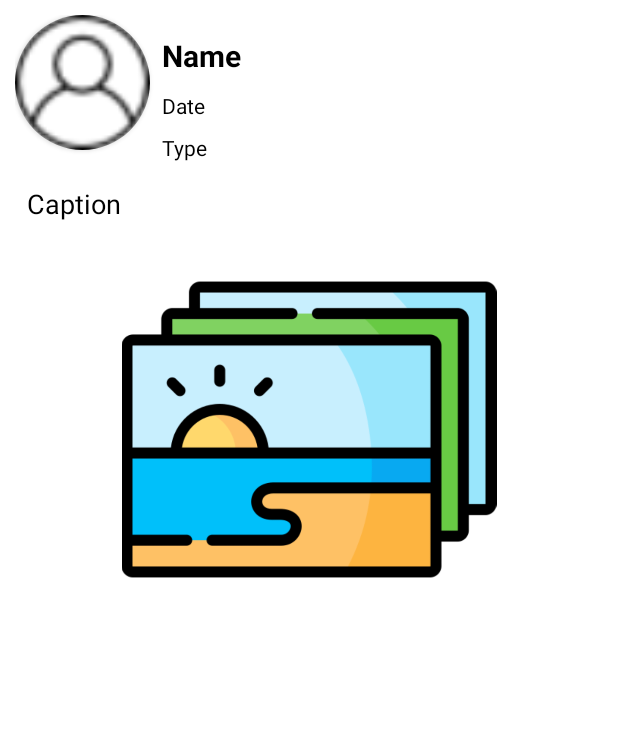
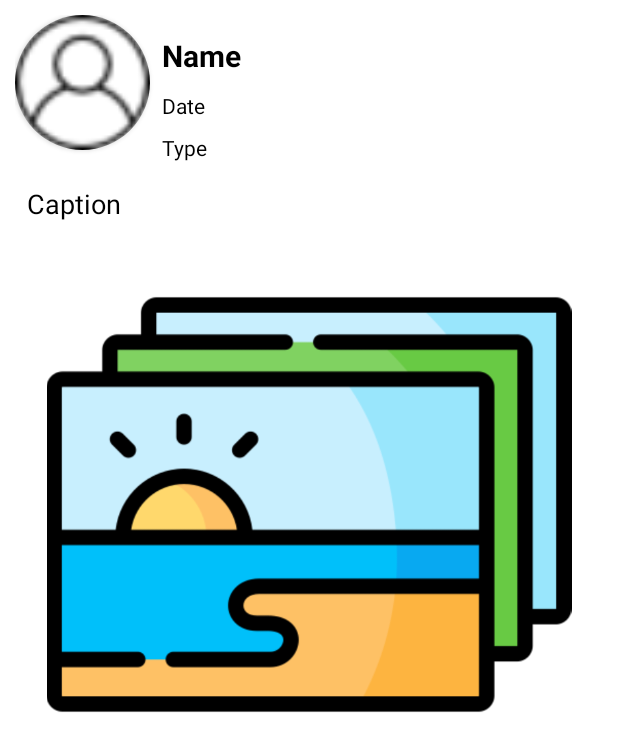
Before and after one commit to Dara-G6/Lost-and-found, an Android app: the layout news_list_view.xml on its own in the app's theme, with its tools: preview values and no code run, on a phone screen of 412 x 824 dp. Shown: the top 751 px of the screen. Run offline under Robolectric (Android 15) with nearby library versions, the phone set to English and light mode, and no system bars.

Commit message:
Update Material Design

```diff
--- a/app/src/main/res/layout/news_list_view.xml
+++ b/app/src/main/res/layout/news_list_view.xml
@@ -75,7 +75,7 @@
 
         <ImageView
             android:layout_width="match_parent"
-            android:layout_height="250dp"
+            android:layout_height="350dp"
             android:id="@+id/Photo"
             android:src="@drawable/photo"/>
 
```
Also changed, not shown: app/src/main/java/com/example/lostandfound/Adapter/NewsAdapter.kt (+10 -0 lines).
